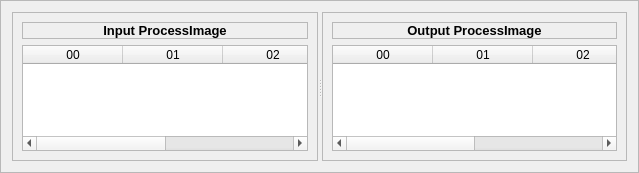
OpenAutomationTechnologies/openPOWERLINK_Qt_App, file apps/demo_qt_advanced/plk_qt_gui/ui/ProcessImageMemory.ui: the form before one commit.
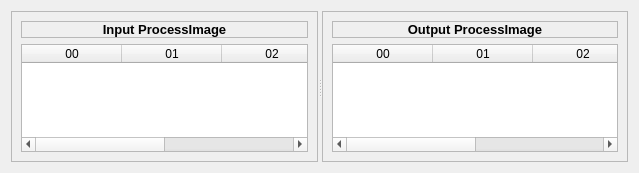
The form after the commit.

Commit message:
[TASK] Derive from QWidget instead of QFrame
 - To avoid outlining in Linux

Patch:
```diff
--- a/apps/demo_qt_advanced/plk_qt_gui/ui/ProcessImageMemory.ui
+++ b/apps/demo_qt_advanced/plk_qt_gui/ui/ProcessImageMemory.ui
@@ -2,7 +2,7 @@
 <ui version="4.0">
  <author>Ramakrishnan Periyakaruppan</author>
  <class>ProcessImageMemory</class>
- <widget class="QFrame" name="ProcessImageMemory">
+ <widget class="QWidget" name="ProcessImageMemory">
   <property name="geometry">
    <rect>
     <x>0</x>
@@ -14,13 +14,7 @@
   <property name="windowTitle">
    <string>Frame</string>
   </property>
-  <property name="frameShape">
-   <enum>QFrame::StyledPanel</enum>
-  </property>
-  <property name="frameShadow">
-   <enum>QFrame::Raised</enum>
-  </property>
-  <layout class="QVBoxLayout" name="verticalLayout_3">
+  <layout class="QVBoxLayout" name="vertical">
    <item>
     <widget class="QSplitter" name="splitter">
      <property name="orientation">
```
The commit also changes 2 other files.
